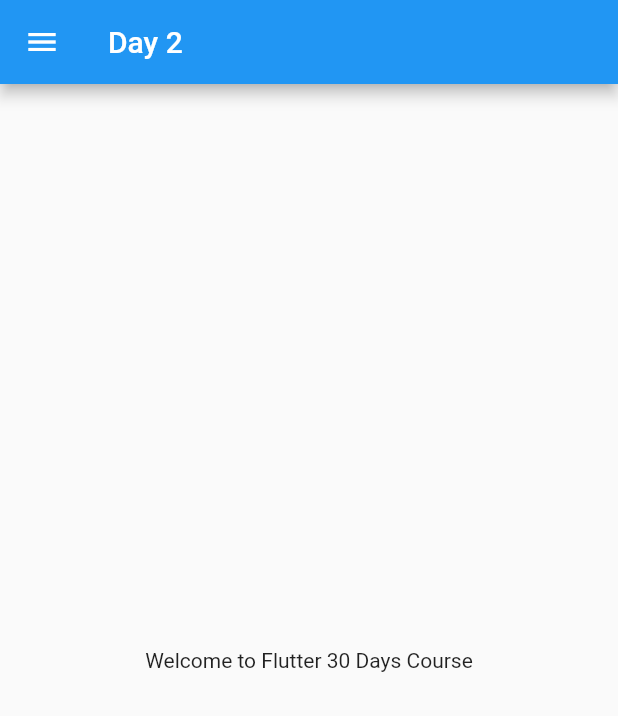
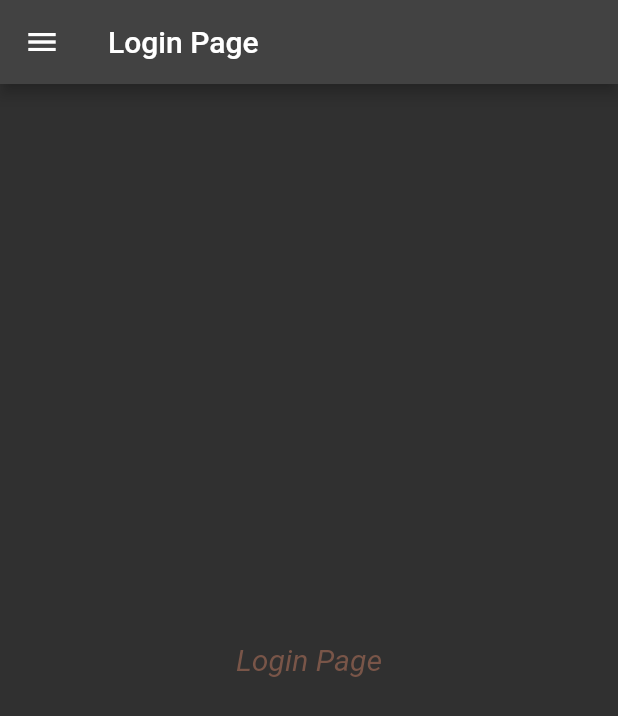
Before and after one commit to jobanjit-singh/FlutterLearn, a Flutter app: the screen it shows after launch, on a phone screen of 412 x 824 dp. Shown: the top 716 px of the screen. Run offline on Flutter 3.47's test engine with Material 2 defaults, Android fonts, the phone set to English and light mode, and no system bars.

Commit message:
day 3 implemented

```diff
--- /dev/null
+++ b/lib/Screens/login_page.dart
@@ -0,0 +1,21 @@
+import 'dart:ui';
+
+import 'package:flutter/material.dart';
+
+class loginPage extends StatelessWidget {
+  const loginPage({super.key});
+
+  @override
+  Widget build(BuildContext context) {
+    return Scaffold(
+      appBar: AppBar(title: Text("Login Page")),
+      body: Center(
+        child: Text(
+          "Login Page",
+          style: TextStyle(fontSize: 20,fontStyle: FontStyle.italic,color: Colors.brown),
+          )
+          ),
+      drawer: Drawer(),
+    );
+  }
+}
--- a/lib/main.dart
+++ b/lib/main.dart
@@ -1,4 +1,5 @@
-import 'package:day_2/Home_Page.dart';
+import 'package:day_2/Screens/Home_Page.dart';
+import 'package:day_2/Screens/login_page.dart';
 import 'package:flutter/material.dart';
 
 void main(){
@@ -11,7 +12,16 @@
   @override
   Widget build(BuildContext context) {
     return MaterialApp(
-      home: homepage(),
+      themeMode: ThemeMode.dark,
+      darkTheme: ThemeData(
+        brightness: Brightness.dark
+      ),
+      routes: {
+        "/":(context) => homepage(),
+        "/home":(context) => homepage(),
+        "/login":(context) => loginPage()
+      },
+      initialRoute: "/login",
     );
   }
 }
```
Also changed, not shown: lib/Screens/Home_Page.dart (renamed from lib/Home_Page.dart).
